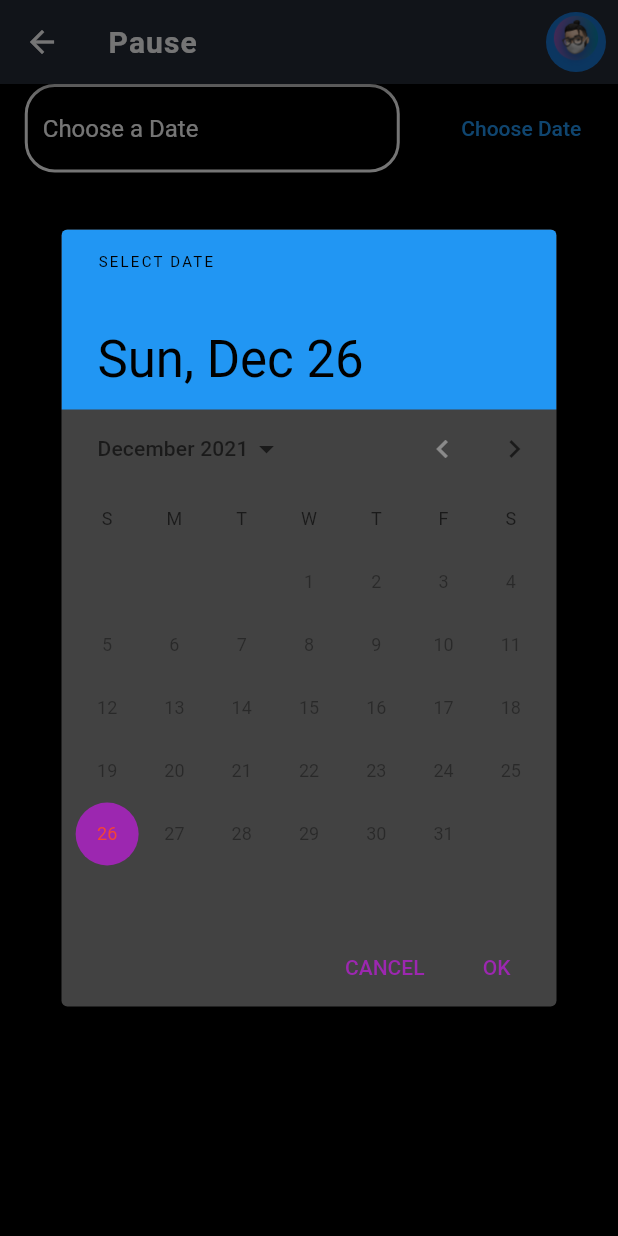
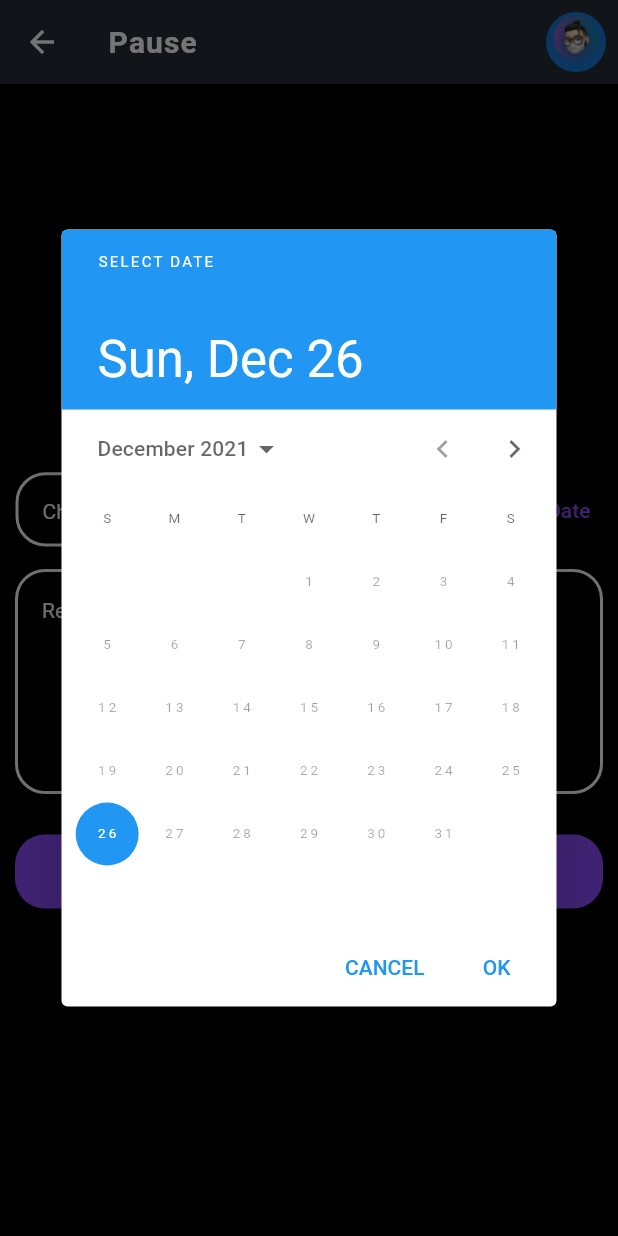
Before and after one commit to abdul-wahab12345/Meal-Prep-1, a Flutter app: the Pause screen opened by its route, after a tap on "Choose Date", on a phone screen of 412 x 824 dp. Run offline on Flutter 3.47's test engine with Material 2 defaults, Android fonts, the phone set to English and light mode, and no system bars; our stand-ins replace shared_preferences, webview_flutter; accounts and stored records are empty; network calls fail.

Commit message:
20-12-2021///12:42

```diff
--- a/lib/Models/subscriptions.dart
+++ b/lib/Models/subscriptions.dart
@@ -101,7 +101,8 @@ class Subscriptions with ChangeNotifier {
       ));
     });
 
-    _subscriptions=newSubs;
+    _subscriptions = newSubs;
     notifyListeners();
+
   }
 }
--- a/lib/constant.dart
+++ b/lib/constant.dart
@@ -8,6 +8,7 @@ Color gra1 = Color.fromRGBO(163, 80, 228, 1);
 Color gra2 = Color.fromRGBO(3, 154, 199, 1);
 Color ashwhite = Color.fromRGBO(224, 224, 224, 1);
 
+
 enum Type{
   Default,
   Reactive,
--- a/lib/main.dart
+++ b/lib/main.dart
@@ -86,7 +86,7 @@ class MyApp extends StatelessWidget {
           ),
         ),
         routes: {
-          '/': (ctx) => SplashScreen(),
+          '/': (ctx) => ProfileScreen(),
           "home": (ctx) => UserMealsScreen(),
           MealDetailsScreen.routeName: (ctx) => MealDetailsScreen(),
           ProfileScreen.routeName: (ctx) => ProfileScreen(),
--- a/lib/screens/Plans/pause.dart
+++ b/lib/screens/Plans/pause.dart
@@ -1,7 +1,10 @@
 import 'package:flutter/cupertino.dart';
 import 'package:flutter/material.dart';
+import 'package:flutter/services.dart';
+import 'package:intl/intl.dart';
 import 'package:mealprep/screens/profile_screen.dart';
 import 'package:mealprep/widgets/auth_button.dart';
+import 'package:mealprep/widgets/input_feild.dart';
 
 import '../../constant.dart';
 
@@ -37,64 +40,50 @@ class _PauseState extends State<Pause> {
       ],
     );
 
+
+SystemChrome.setPreferredOrientations([
+        DeviceOrientation.portraitUp,
+        DeviceOrientation.portraitDown,
+      ]);
+
+
     return Scaffold(
       backgroundColor: Colors.black,
       appBar: _appBar,
-      body: Column(
+      body: Center(
+        child: Column(
+          mainAxisAlignment: MainAxisAlignment.center,
           children: [
+            Text(
+              "Pick your next delivery date:",
+              style:
+                  Theme.of(context).textTheme.bodyText2!.copyWith(fontSize: 17),
+            ),
             Container(
               child: Row(
+                crossAxisAlignment: CrossAxisAlignment.end,
                 mainAxisAlignment: MainAxisAlignment.spaceAround,
                 children: [
-                Container(
-                  width: 250,
-                  child: TextField(
-                    controller: _controller,
-                    decoration: InputDecoration(
-                      enabledBorder: OutlineInputBorder(
-                        borderSide: BorderSide(
-                          color: Colors.white,
-                          width: 2,
-                          style: BorderStyle.solid,
-                        ),
-                        borderRadius: BorderRadius.circular(20),
-                      ),
-                      focusedBorder: OutlineInputBorder(
-                        borderSide: BorderSide(
-                          color: Colors.white,
-                          width: 2,
-                          style: BorderStyle.solid,
-                        ),
-                        borderRadius: BorderRadius.circular(20),
-                      ),
-                      hintText: 'Choose a Date',
-                      hintStyle: TextStyle(color: Colors.white),
+                  Flexible(
+                    flex: 2,
+                    child: InputFeild(
+                      inputController: _controller,
+                      hinntText: 'Choose a Date',
+                      validatior: (value) {
+                        return null;
+                      },
                     ),
                   ),
-                ),
-                TextButton(
-                  child: Text('Choose Date'),
+                  Flexible(
+                    flex: 1,
+                    child: TextButton(
+                      child: Text('Choose Date',style: TextStyle(color: btnColor),),
                       onPressed: () {
                         var now = DateTime.now();
 
                         var today = DateTime.now();
 
                         showDatePicker(
-                      builder: (ctx, widget) {
-                        return Theme(
-                          child: widget as Widget,
-                          data: ThemeData.dark().copyWith(
-                            colorScheme: ColorScheme.dark(
-                              primary: Colors.purple,
-                              onPrimary:Colors.red,
-                              surface: Colors.blue,
-                              onSurface: Colors.black
-                            ),
-                            dialogBackgroundColor: Colors.yellowAccent,
-                          ),
-
-                        );
-                      },
                           context: context,
                           initialEntryMode: DatePickerEntryMode.calendarOnly,
                           initialDate: today.next(DateTime.sunday),
@@ -103,19 +92,78 @@ class _PauseState extends State<Pause> {
                           selectableDayPredicate: (DateTime val) =>
                               val.weekday != 7 ? false : true,
                         ).then((value) {
+                          if(value == null){
+                            return;
+                          }
                           setState(() {
-                        _dateTime = value!;
+                            _dateTime = value;
 
-                        _controller.text = value.toString();
+                            _controller.text = DateFormat("M/d/y").format(value);
                             print(_dateTime.toString());
                           });
                         });
                       },
-                )
+                    ),
+                  ),
+                ],
+              ),
+            ),
+            Container(
+              margin: EdgeInsets.only(top:15,left: 10,right: 10),
+              child: TextFormField(
+                validator: (value) {
+                  return null;
+                },
+                maxLines: 6,
+                style: const TextStyle(color: Colors.white),
+                decoration: InputDecoration(
+                    fillColor: Colors.white,
+                    contentPadding: EdgeInsets.all(18),
+                    hintStyle: const TextStyle(color: Colors.white, fontSize: 14),
+                    hintText: "Reason!",
+                    focusedBorder: OutlineInputBorder(
+                      borderRadius: BorderRadius.circular(20),
+                      borderSide:
+                          const BorderSide(color: Colors.white, width: 2.0),
+                    ),
+                    enabledBorder: OutlineInputBorder(
+                      borderRadius: BorderRadius.circular(20),
+                      borderSide:
+                          const BorderSide(color: Colors.white, width: 2.0),
+                    ),
+                    errorBorder: OutlineInputBorder(
+                      borderRadius: BorderRadius.circular(20),
+                      borderSide: const BorderSide(color: Colors.red, width: 2.0),
+                    ),
+                    focusedErrorBorder: OutlineInputBorder(
+                      borderRadius: BorderRadius.circular(20),
+                      borderSide: const BorderSide(color: Colors.red, width: 2.0),
+                    ),
+                    errorStyle: Theme.of(context)
+                        .textTheme
+                        .caption!
+                        .copyWith(color: Colors.red, fontSize: 12)),
+              ),
+            ),
+            Container(
+              margin: EdgeInsets.symmetric(horizontal: 10),
+              child: Flex(
+                direction: Axis.horizontal,
+                children: [
+                  Flexible(
+                      flex: 1,
+                      fit: FlexFit.tight,
+                      child: CustomButton(text: "Save Changes", callback: () {})),
+                  SizedBox(width: 15),
+                  Flexible(
+                      flex: 1,
+                      fit: FlexFit.tight,
+                      child: CustomButton(text: "Pause Indefinitely", callback: () {})),
                 ],
               ),
             ),
           ],
+        ),
       ),
     );
   }
```
Also changed, not shown: lib/screens/Plans/add_plan_screen.dart (+31 -34 lines), lib/screens/Plans/plans_screen.dart (+20 -7 lines), lib/screens/profile_screen.dart (+17 -17 lines), lib/screens/splash_screen.dart (+10 -11 lines), lib/screens/user_meals_screen.dart (+2 -5 lines), lib/widgets/adaptive_indecator.dart (added, +18 -0 lines), pubspec.lock, 2 other files. Lines whose indentation alone changed are shown as unchanged.
